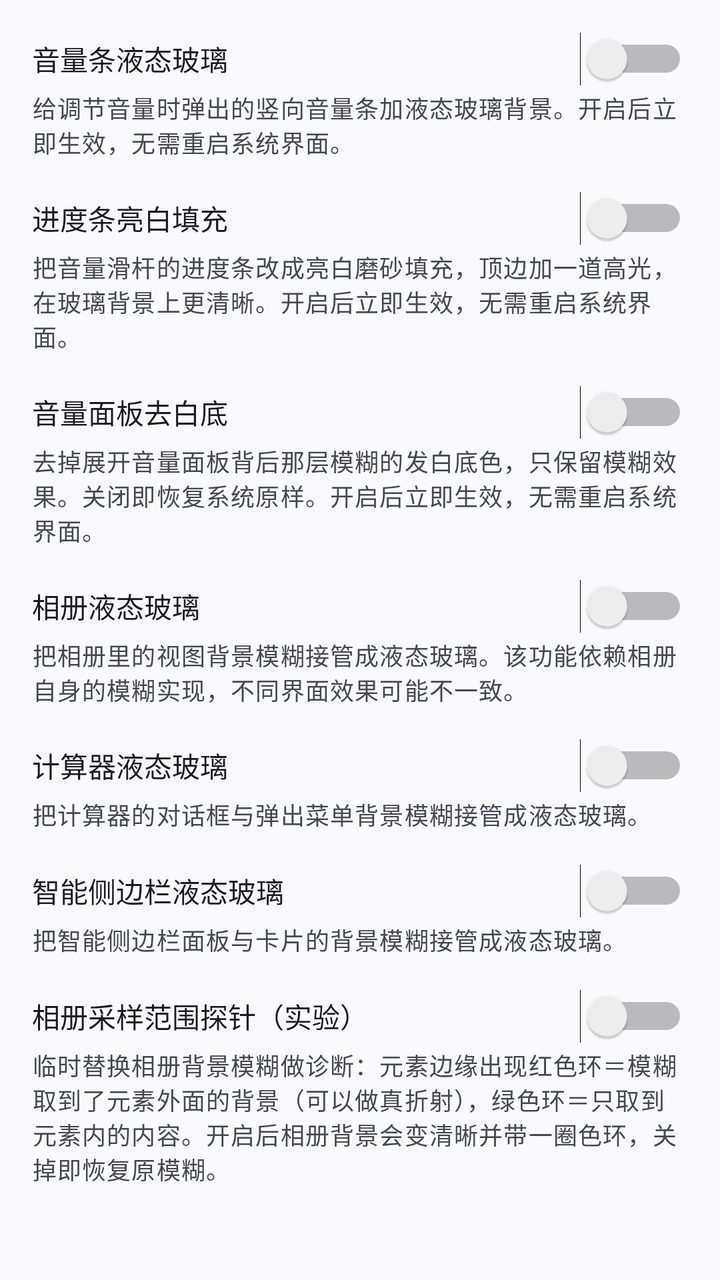
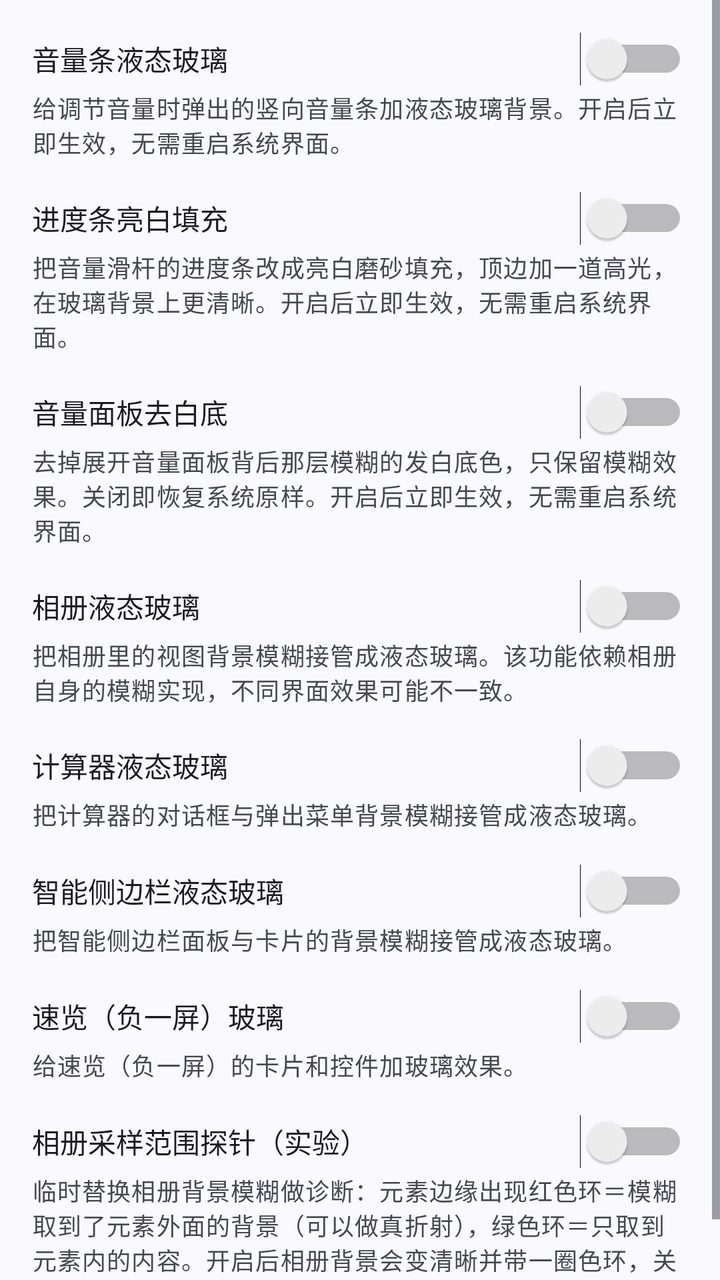

Screens rendered from an Android XML layout before and after an edit, with the pre-edit source and the edit as a unified diff.
<!-- AndroidManifest.xml: application theme Theme.LiquidGlass -->
<!-- res/layout/view_cat_components.xml -->
<?xml version="1.0" encoding="utf-8"?>
<ScrollView xmlns:android="http://schemas.android.com/apk/res/android"
    android:layout_width="match_parent"
    android:layout_height="match_parent"
    android:fillViewport="true">

    <LinearLayout
        android:layout_width="match_parent"
        android:layout_height="wrap_content"
        android:orientation="vertical"
        android:padding="16dp">

        
        <Switch
            android:id="@+id/switchVolumeSeekBarGlass"
            android:layout_width="match_parent"
            android:layout_height="wrap_content"
            android:text="@string/settings_volume_seekbar_glass" />

        <TextView
            android:layout_width="match_parent"
            android:layout_height="wrap_content"
            android:layout_marginTop="2dp"
            android:text="@string/settings_volume_seekbar_glass_desc"
            android:textAppearance="?attr/textAppearanceBodySmall"
            android:textColor="?android:attr/textColorSecondary" />

        
        <Switch
            android:id="@+id/switchVolumePanelClean"
            android:layout_width="match_parent"
            android:layout_height="wrap_content"
            android:layout_marginTop="16dp"
            android:text="@string/settings_volume_panel_clean" />

        <TextView
            android:layout_width="match_parent"
            android:layout_height="wrap_content"
            android:layout_marginTop="2dp"
            android:text="@string/settings_volume_panel_clean_desc"
            android:textAppearance="?attr/textAppearanceBodySmall"
            android:textColor="?android:attr/textColorSecondary" />

        
        <Switch
            android:id="@+id/switchVolumePanelBackdrop"
            android:layout_width="match_parent"
            android:layout_height="wrap_content"
            android:layout_marginTop="16dp"
            android:text="@string/settings_volume_panel_backdrop" />

        <TextView
            android:layout_width="match_parent"
            android:layout_height="wrap_content"
            android:layout_marginTop="2dp"
            android:text="@string/settings_volume_panel_backdrop_desc"
            android:textAppearance="?attr/textAppearanceBodySmall"
            android:textColor="?android:attr/textColorSecondary" />

        
        <Switch
            android:id="@+id/switchGalleryGlass"
            android:layout_width="match_parent"
            android:layout_height="wrap_content"
            android:layout_marginTop="16dp"
            android:text="@string/settings_gallery_glass" />

        <TextView
            android:layout_width="match_parent"
            android:layout_height="wrap_content"
            android:layout_marginTop="2dp"
            android:text="@string/settings_gallery_glass_desc"
            android:textAppearance="?attr/textAppearanceBodySmall"
            android:textColor="?android:attr/textColorSecondary" />

        
        <Switch
            android:id="@+id/switchCalculatorGlass"
            android:layout_width="match_parent"
            android:layout_height="wrap_content"
            android:layout_marginTop="16dp"
            android:text="@string/settings_calculator_glass" />

        <TextView
            android:layout_width="match_parent"
            android:layout_height="wrap_content"
            android:layout_marginTop="2dp"
            android:text="@string/settings_calculator_glass_desc"
            android:textAppearance="?attr/textAppearanceBodySmall"
            android:textColor="?android:attr/textColorSecondary" />

        
        <Switch
            android:id="@+id/switchSmartSidebarGlass"
            android:layout_width="match_parent"
            android:layout_height="wrap_content"
            android:layout_marginTop="16dp"
            android:text="@string/settings_smart_sidebar_glass" />

        <TextView
            android:layout_width="match_parent"
            android:layout_height="wrap_content"
            android:layout_marginTop="2dp"
            android:text="@string/settings_smart_sidebar_glass_desc"
            android:textAppearance="?attr/textAppearanceBodySmall"
            android:textColor="?android:attr/textColorSecondary" />

        
        <Switch
            android:id="@+id/switchGalleryShaderProbe"
            android:layout_width="match_parent"
            android:layout_height="wrap_content"
            android:layout_marginTop="16dp"
            android:text="@string/settings_gallery_shader_probe" />

        <TextView
            android:layout_width="match_parent"
            android:layout_height="wrap_content"
            android:layout_marginTop="2dp"
            android:text="@string/settings_gallery_shader_probe_desc"
            android:textAppearance="?attr/textAppearanceBodySmall"
            android:textColor="?android:attr/textColorSecondary" />

    </LinearLayout>
</ScrollView>
<!-- resources referenced by this layout -->
<resources>
  <string name="settings_calculator_glass">计算器液态玻璃</string>
  <string name="settings_calculator_glass_desc">把计算器的对话框与弹出菜单背景模糊接管成液态玻璃。</string>
  <string name="settings_gallery_glass">相册液态玻璃</string>
  <string name="settings_gallery_glass_desc">把相册里的视图背景模糊接管成液态玻璃。该功能依赖相册自身的模糊实现，不同界面效果可能不一致。</string>
  <string name="settings_gallery_shader_probe">相册采样范围探针（实验）</string>
  <string name="settings_gallery_shader_probe_desc">临时替换相册背景模糊做诊断：元素边缘出现红色环＝模糊取到了元素外面的背景（可以做真折射），绿色环＝只取到元素内的内容。开启后相册背景会变清晰并带一圈色环，关掉即恢复原模糊。</string>
  <string name="settings_smart_sidebar_glass">智能侧边栏液态玻璃</string>
  <string name="settings_smart_sidebar_glass_desc">把智能侧边栏面板与卡片的背景模糊接管成液态玻璃。</string>
  <string name="settings_volume_panel_backdrop">音量面板去白底</string>
  <string name="settings_volume_panel_backdrop_desc">去掉展开音量面板背后那层模糊的发白底色，只保留模糊效果。关闭即恢复系统原样。开启后立即生效，无需重启系统界面。</string>
  <string name="settings_volume_panel_clean">进度条亮白填充</string>
  <string name="settings_volume_panel_clean_desc">把音量滑杆的进度条改成亮白磨砂填充，顶边加一道高光，在玻璃背景上更清晰。开启后立即生效，无需重启系统界面。</string>
  <string name="settings_volume_seekbar_glass">音量条液态玻璃</string>
  <string name="settings_volume_seekbar_glass_desc">给调节音量时弹出的竖向音量条加液态玻璃背景。开启后立即生效，无需重启系统界面。</string>
  <style name="Theme.LiquidGlass" parent="Theme.Material3.DynamicColors.DayNight.NoActionBar" />
</resources>

<!-- the commit's change to res/layout/view_cat_components.xml (unified diff, before → after) -->
@@ -107,6 +107,22 @@
 
         
         <Switch
+            android:id="@+id/switchAssistantScreenGlass"
+            android:layout_width="match_parent"
+            android:layout_height="wrap_content"
+            android:layout_marginTop="16dp"
+            android:text="@string/settings_assistant_screen_glass" />
+
+        <TextView
+            android:layout_width="match_parent"
+            android:layout_height="wrap_content"
+            android:layout_marginTop="2dp"
+            android:text="@string/settings_assistant_screen_glass_desc"
+            android:textAppearance="?attr/textAppearanceBodySmall"
+            android:textColor="?android:attr/textColorSecondary" />
+
+        
+        <Switch
             android:id="@+id/switchGalleryShaderProbe"
             android:layout_width="match_parent"
             android:layout_height="wrap_content"
<!-- resource entries referenced after the edit -->
@@ -1,5 +1,7 @@
 <!-- resources referenced by this layout -->
 <resources>
+  <string name="settings_assistant_screen_glass">速览（负一屏）玻璃</string>
+  <string name="settings_assistant_screen_glass_desc">给速览（负一屏）的卡片和控件加玻璃效果。</string>
   <string name="settings_calculator_glass">计算器液态玻璃</string>
   <string name="settings_calculator_glass_desc">把计算器的对话框与弹出菜单背景模糊接管成液态玻璃。</string>
   <string name="settings_gallery_glass">相册液态玻璃</string>
